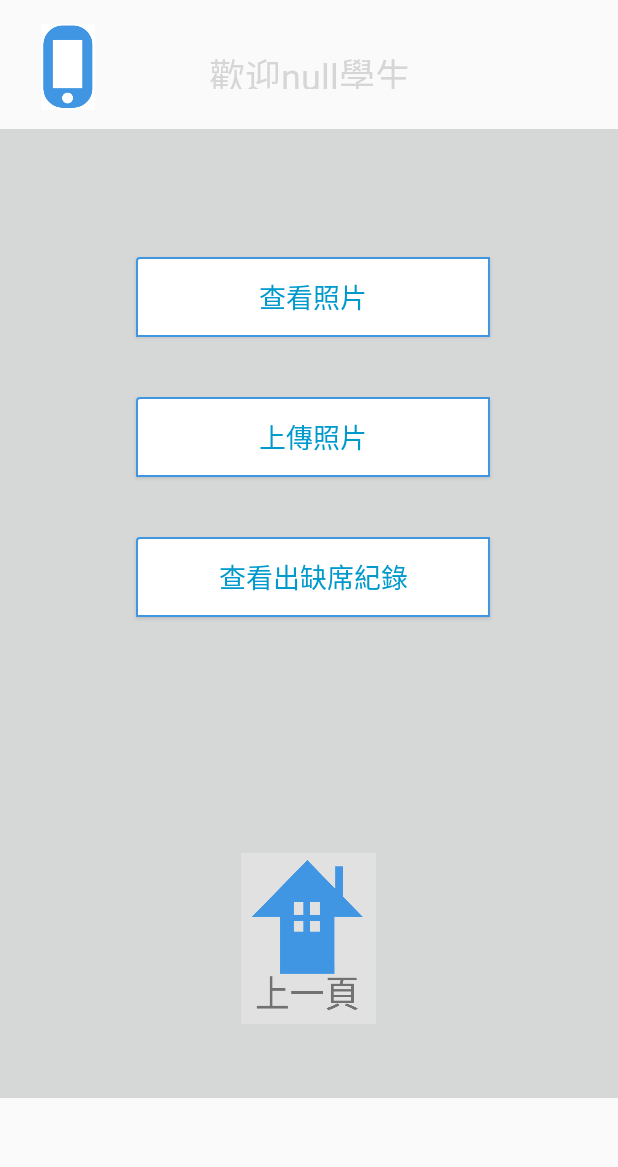
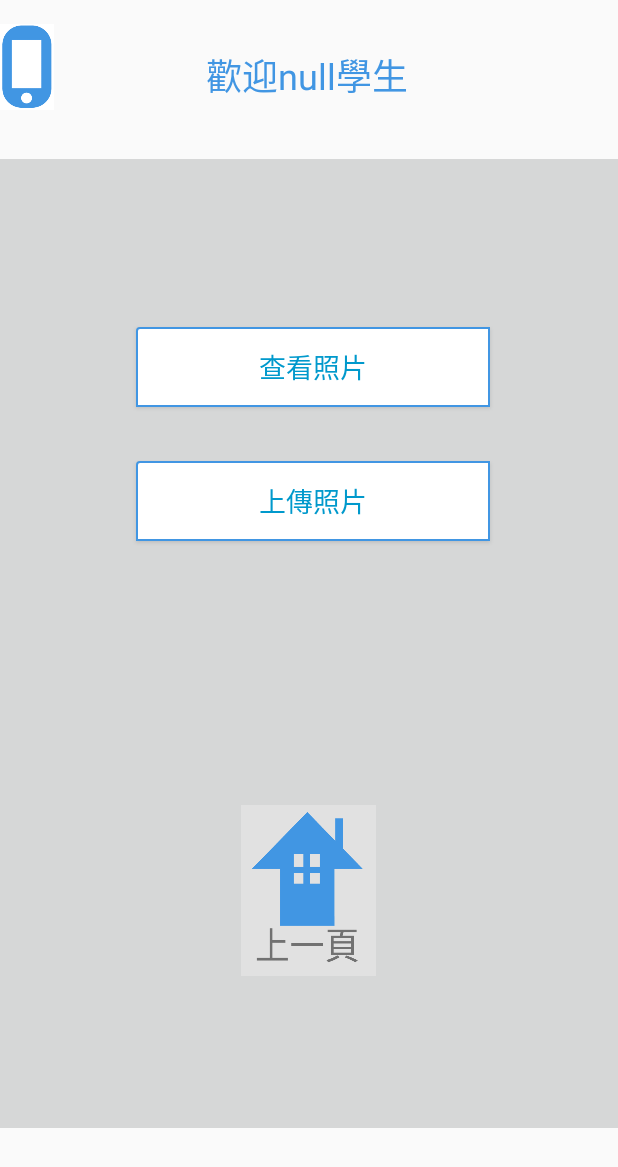
Before and after one commit to kevin77688/Face_recognition, an Android app: the student_opertion screen opened directly, with no data from a screen before it, on a phone screen of 412 x 824 dp. Shown: the top 1167 px of the screen. Run offline under Robolectric (Android 15) with nearby library versions, the phone set to English and light mode, and no system bars.

```diff
--- a/project_app/app/src/main/java/com/example/myapplication/Retrofit/IMyService.java
+++ b/project_app/app/src/main/java/com/example/myapplication/Retrofit/IMyService.java
@@ -17,7 +17,8 @@
             @Field("email") String email,
             @Field("name") String name,
             @Field("password") String password,
-            @Field("identification") String identification
+            @Field("identification") String identification,
+            @Field("_id") String _id
     );
 
     @POST("login")
--- a/project_app/app/src/main/java/com/example/myapplication/student_opertion.java
+++ b/project_app/app/src/main/java/com/example/myapplication/student_opertion.java
@@ -16,9 +16,9 @@
         super.onCreate(savedInstanceState);
         setContentView(R.layout.activity_student_opertion);
         GlobalVariable userdata = (GlobalVariable) getApplicationContext();
-        TextView wel_text = (TextView) findViewById(R.id.wel_text);
+        TextView upview_text = (TextView) findViewById(R.id.upview_text);
         email = userdata.getEmail();
-        wel_text.setText("\n歡迎" + userdata.getName() + "學生");
+        upview_text.setText("\n歡迎" + userdata.getName() + "學生");
     }
     public void onclick(View v) {
         Intent intent = new Intent();
--- a/project_app/app/src/main/res/layout/activity_student_opertion.xml
+++ b/project_app/app/src/main/res/layout/activity_student_opertion.xml
@@ -20,28 +20,17 @@
         app:layout_constraintVertical_bias="0.527" />
 
     <TextView
-        android:id="@+id/wel_text"
-        android:layout_width="234dp"
-        android:layout_height="59dp"
+        android:id="@+id/upview_text"
+        android:layout_width="409dp"
+        android:layout_height="106dp"
         android:text="歡迎同學"
         android:textAlignment="center"
-        android:textColor="@color/md_material_blue_600"
+        android:textColor="#4196E3"
         android:textSize="24sp"
-        app:layout_constraintEnd_toEndOf="@+id/upview_text"
-        app:layout_constraintStart_toStartOf="@+id/upview_text"
-        tools:ignore="MissingConstraints"
-        tools:layout_editor_absoluteY="27dp" />
-
-    <TextView
-        android:id="@+id/upview_text"
-        android:layout_width="414dp"
-        android:layout_height="86dp"
-        app:layout_constraintBottom_toBottomOf="@+id/wel_text"
         app:layout_constraintEnd_toEndOf="parent"
         app:layout_constraintHorizontal_bias="0.0"
         app:layout_constraintStart_toStartOf="parent"
-        app:layout_constraintTop_toTopOf="parent"
-        app:layout_constraintVertical_bias="0.0" />
+        app:layout_constraintTop_toTopOf="parent" />
 
     <TextView
         android:id="@+id/downview_text"
@@ -61,11 +50,8 @@
         android:layout_width="36dp"
         android:layout_height="57dp"
         android:layout_marginTop="16dp"
-        app:layout_constraintBottom_toBottomOf="@+id/wel_text"
-        app:layout_constraintEnd_toStartOf="@+id/wel_text"
         app:layout_constraintStart_toStartOf="@+id/upview_text"
         app:layout_constraintTop_toTopOf="@+id/upview_text"
-        app:layout_constraintVertical_bias="0.0"
         app:srcCompat="@drawable/myphone" />
 
     <Button
@@ -80,13 +66,13 @@
         app:layout_constraintEnd_toEndOf="parent"
         app:layout_constraintHorizontal_bias="0.514"
         app:layout_constraintStart_toStartOf="parent"
-        app:layout_constraintTop_toBottomOf="@+id/wel_text" />
+        app:layout_constraintTop_toBottomOf="@+id/upview_text" />
 
     <Button
         android:id="@+id/upload_button"
         android:layout_width="236dp"
         android:layout_height="53dp"
-        android:layout_marginTop="40dp"
+        android:layout_marginTop="36dp"
         android:background="@drawable/button_white"
         android:text="上傳照片"
         android:textColor="@android:color/holo_blue_dark"
@@ -100,7 +86,7 @@
         android:id="@+id/check_presentation_record_button"
         android:layout_width="236dp"
         android:layout_height="53dp"
-        android:layout_marginTop="40dp"
+        android:layout_marginTop="36dp"
         android:layout_marginBottom="356dp"
         android:background="@drawable/button_white"
         android:text="查看出缺席紀錄"
```
Also changed, not shown: project_app/app/src/main/java/com/example/myapplication/loginTest.java (+10 -3 lines), project_app/app/src/main/res/layout/activity_teacher_operation.xml (+8 -22 lines), project_app/app/src/main/res/layout/activity_teacher_operation_which_mask_mode.xml (+1 -15 lines), project_app/app/src/main/res/layout/register_layout.xml (+11 -0 lines), 2 other files.
